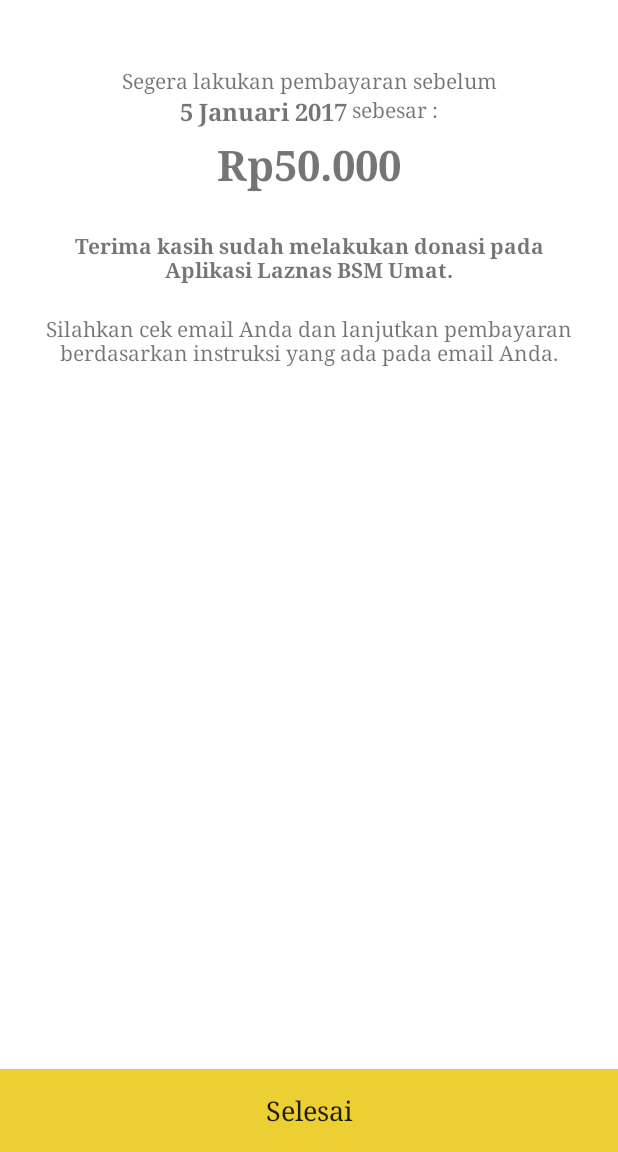
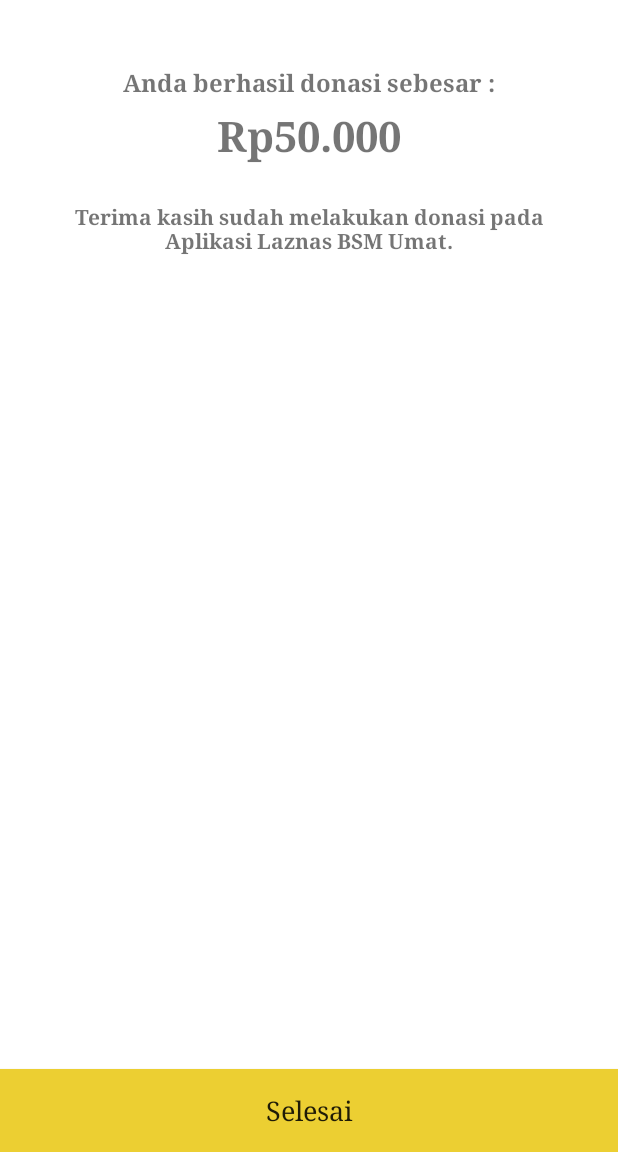
Before and after one commit to corexfire/goodeva_laznas, an Android app: the layout activity_tagihan.xml on its own in the app's theme, with its tools: preview values and no code run, on a phone screen of 412 x 824 dp, the part 84-1236 px from its top. Run offline under Robolectric (Android 15) with nearby library versions, the phone set to English and light mode, and no system bars.

Commit message:
update payment

```diff
--- a/app/src/main/java/com/bristol/laznas/AcaraActivityLaznas.java
+++ b/app/src/main/java/com/bristol/laznas/AcaraActivityLaznas.java
@@ -326,6 +326,7 @@ public class AcaraActivityLaznas extends AppCompatActivity {
                     intent.putExtra("nomor_pembayaran", order_id);
 
                     startActivity(intent);
+
                 } else {
                     pDialog.dismiss();
                     Log.d("Login attempt Front", "Failed");
@@ -343,7 +344,7 @@ public class AcaraActivityLaznas extends AppCompatActivity {
          * **/
         protected void onPostExecute(String file_url) {
             // dismiss the dialog once product deleted
-            //pDialog.dismiss();
+            pDialog.dismiss();
 
 
 
--- a/app/src/main/res/layout/activity_tagihan.xml
+++ b/app/src/main/res/layout/activity_tagihan.xml
@@ -50,6 +50,7 @@
                 android:orientation="vertical">
 
                 <TextView
+                    android:visibility="gone"
                     android:layout_width="match_parent"
                     android:layout_height="wrap_content"
                     android:text="Segera lakukan pembayaran sebelum"
@@ -64,11 +65,12 @@
                         android:id="@+id/tanggalPembayaran"
                         android:layout_width="wrap_content"
                         android:layout_height="wrap_content"
-                        android:text="5 Januari 2017"
+                        android:text="Anda berhasil donasi sebesar :"
                         android:textSize="16dp"
                         android:textStyle="bold" />
 
                     <TextView
+                        android:visibility="gone"
                         android:layout_width="wrap_content"
                         android:layout_height="wrap_content"
                         android:layout_toRightOf="@id/tanggalPembayaran"
@@ -104,6 +106,7 @@
 
 
                 <TextView
+                    android:visibility="gone"
                     android:layout_width="match_parent"
                     android:layout_height="wrap_content"
                     android:text="Silahkan cek email Anda dan lanjutkan pembayaran berdasarkan instruksi yang ada pada email Anda."
```
Also changed, not shown: app/src/main/java/com/bristol/laznas/BeliTiketActivityLaznas.java (+12 -9 lines).
